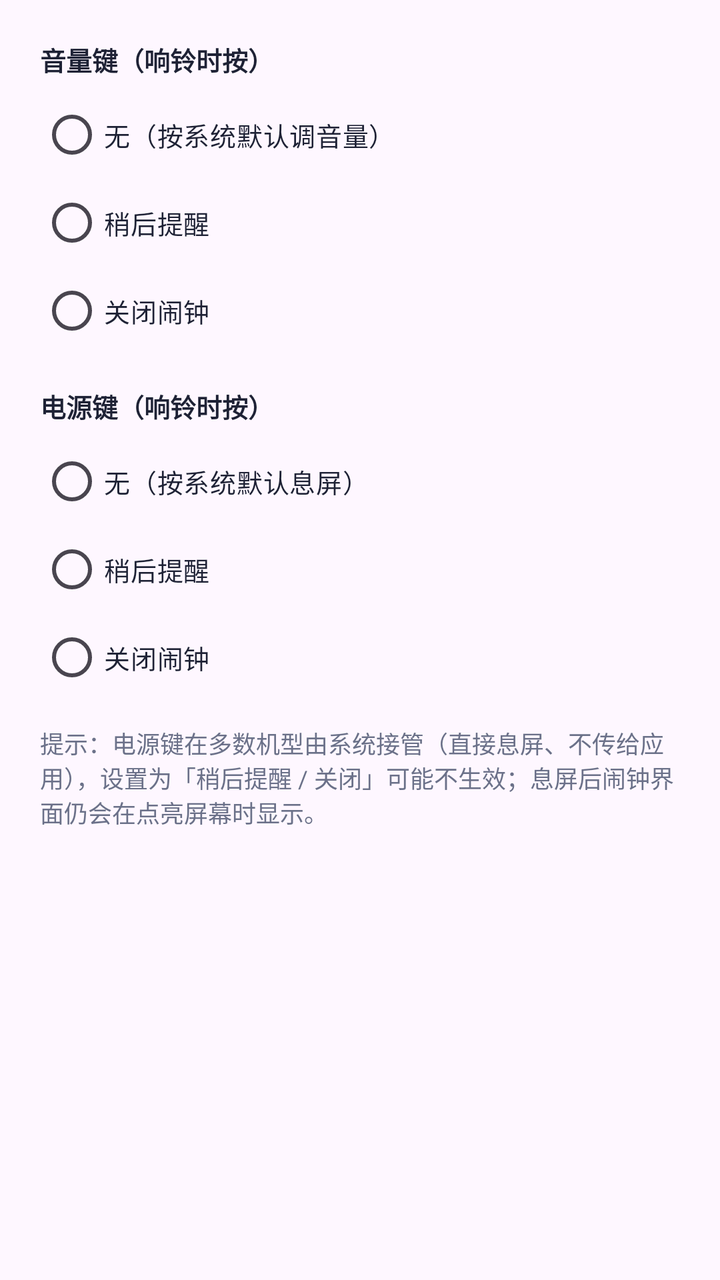
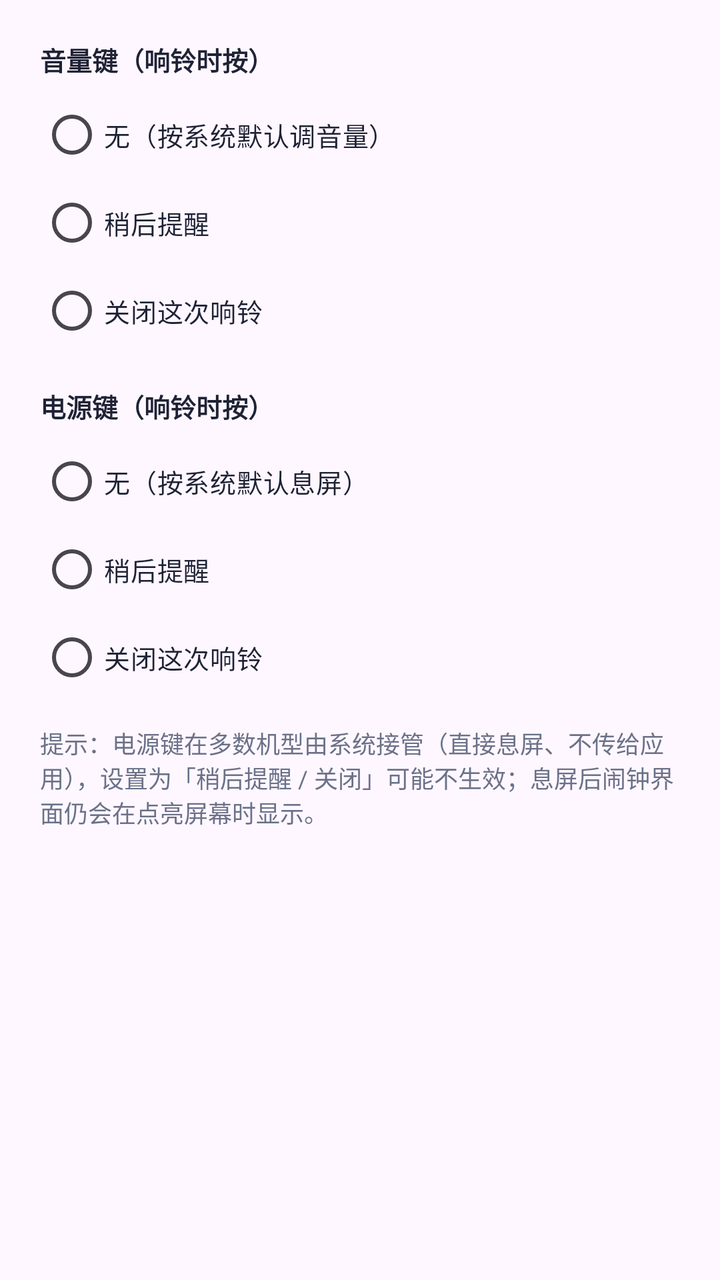

An Android layout rendered at two revisions. The XML below is the earlier revision; the diff shows what the commit changed to produce the second picture.
<!-- AndroidManifest.xml: application theme Theme.DaxiaoWeekAlarm -->
<!-- res/layout/dialog_keys.xml -->
<?xml version="1.0" encoding="utf-8"?>
<LinearLayout xmlns:android="http://schemas.android.com/apk/res/android"
    android:layout_width="match_parent"
    android:layout_height="wrap_content"
    android:orientation="vertical"
    android:padding="20dp">

    <TextView
        style="@style/FieldLabel"
        android:layout_width="wrap_content"
        android:layout_height="wrap_content"
        android:text="音量键（响铃时按）" />

    <RadioGroup
        android:id="@+id/rg_volkey"
        android:layout_width="match_parent"
        android:layout_height="wrap_content"
        android:layout_marginTop="6dp"
        android:orientation="vertical">

        <RadioButton
            android:id="@+id/rb_volkey_none"
            style="@style/WeekRadio"
            android:layout_width="match_parent"
            android:layout_height="wrap_content"
            android:minHeight="44dp"
            android:text="无（按系统默认调音量）" />

        <RadioButton
            android:id="@+id/rb_volkey_snooze"
            style="@style/WeekRadio"
            android:layout_width="match_parent"
            android:layout_height="wrap_content"
            android:minHeight="44dp"
            android:text="稍后提醒" />

        <RadioButton
            android:id="@+id/rb_volkey_stop"
            style="@style/WeekRadio"
            android:layout_width="match_parent"
            android:layout_height="wrap_content"
            android:minHeight="44dp"
            android:text="关闭闹钟" />
    </RadioGroup>

    <TextView
        style="@style/FieldLabel"
        android:layout_width="wrap_content"
        android:layout_height="wrap_content"
        android:layout_marginTop="16dp"
        android:text="电源键（响铃时按）" />

    <RadioGroup
        android:id="@+id/rg_powerkey"
        android:layout_width="match_parent"
        android:layout_height="wrap_content"
        android:layout_marginTop="6dp"
        android:orientation="vertical">

        <RadioButton
            android:id="@+id/rb_powerkey_none"
            style="@style/WeekRadio"
            android:layout_width="match_parent"
            android:layout_height="wrap_content"
            android:minHeight="44dp"
            android:text="无（按系统默认息屏）" />

        <RadioButton
            android:id="@+id/rb_powerkey_snooze"
            style="@style/WeekRadio"
            android:layout_width="match_parent"
            android:layout_height="wrap_content"
            android:minHeight="44dp"
            android:text="稍后提醒" />

        <RadioButton
            android:id="@+id/rb_powerkey_stop"
            style="@style/WeekRadio"
            android:layout_width="match_parent"
            android:layout_height="wrap_content"
            android:minHeight="44dp"
            android:text="关闭闹钟" />
    </RadioGroup>

    <TextView
        android:layout_width="match_parent"
        android:layout_height="wrap_content"
        android:layout_marginTop="12dp"
        android:text="提示：电源键在多数机型由系统接管（直接息屏、不传给应用），设置为「稍后提醒 / 关闭」可能不生效；息屏后闹钟界面仍会在点亮屏幕时显示。"
        android:textColor="@color/sub"
        android:textSize="12sp" />
</LinearLayout>
<!-- resources referenced by this layout -->
<resources>
  <color name="sub">#6B7189</color>
  <style name="FieldLabel">
          <item name="android:textColor">@color/ink</item>
          <item name="android:textSize">13sp</item>
          <item name="android:textStyle">bold</item>
      </style>
  <style name="WeekRadio">
          <item name="android:textSize">13sp</item>
          <item name="android:textColor">@color/ink</item>
          <item name="android:buttonTint">@color/indigo</item>
      </style>
  <style name="Theme.DaxiaoWeekAlarm" parent="Theme.Material3.DayNight.NoActionBar">
          <item name="colorPrimary">@color/indigo</item>
          <item name="colorPrimaryVariant">@color/indigo_dark</item>
          <item name="colorOnPrimary">@color/white</item>
          <item name="android:statusBarColor">@color/bg</item>
          <item name="android:windowLightStatusBar">true</item>
      </style>
  <color name="ink">#1E2235</color>
  <color name="indigo">#4F46E5</color>
  <color name="indigo_dark">#4338CA</color>
  <color name="white">#FFFFFFFF</color>
  <color name="bg">#F4F5FB</color>
</resources>

<!-- the commit's change to res/layout/dialog_keys.xml (unified diff, before → after) -->
@@ -40,7 +40,7 @@
             android:layout_width="match_parent"
             android:layout_height="wrap_content"
             android:minHeight="44dp"
-            android:text="关闭闹钟" />
+            android:text="关闭这次响铃" />
     </RadioGroup>
 
     <TextView
@@ -79,7 +79,7 @@
             android:layout_width="match_parent"
             android:layout_height="wrap_content"
             android:minHeight="44dp"
-            android:text="关闭闹钟" />
+            android:text="关闭这次响铃" />
     </RadioGroup>
 
     <TextView
